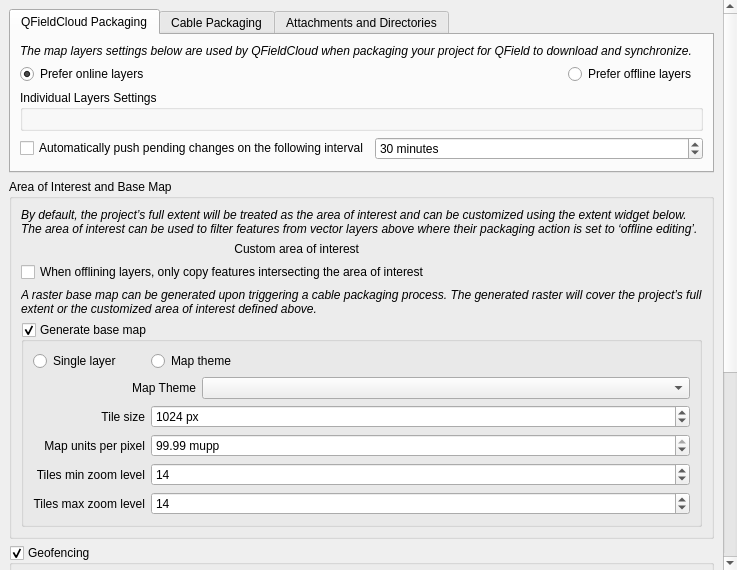
opengisch/qfieldsync, file qfieldsync/ui/project_configuration_widget.ui: the form before one commit.
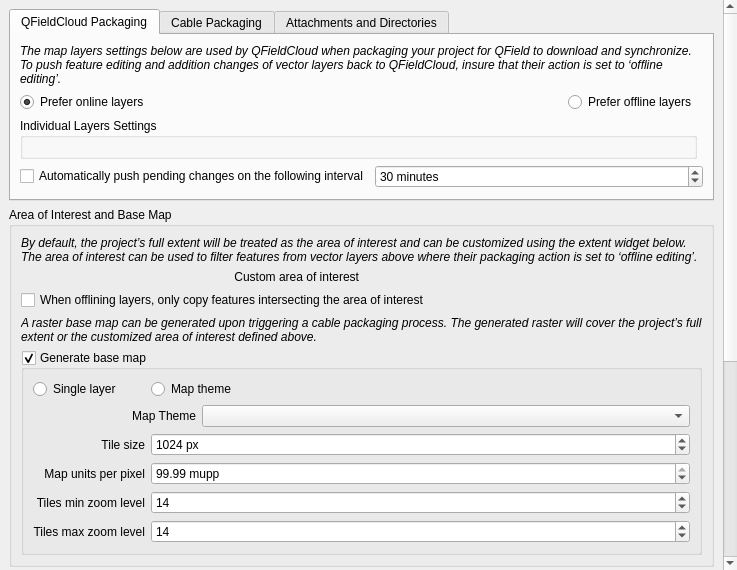
The form after the commit. Custom widgets are drawn as their Qt base class.

Commit message: Relocate the UUID helper to a more relevant location next to relation editor widget settings

```diff
--- a/qfieldsync/ui/project_configuration_widget.ui
+++ b/qfieldsync/ui/project_configuration_widget.ui
@@ -71,11 +71,11 @@
           <attribute name="title">
            <string>QFieldCloud Packaging</string>
           </attribute>
-          <layout class="QGridLayout" name="cloudExportLayout" columnstretch="1,0,0">
+          <layout class="QGridLayout" name="cloudExportLayout" columnstretch="1,0">
            <item row="0" column="0" colspan="2">
             <widget class="QLabel" name="cloudExportLabel">
              <property name="text">
-              <string>The map layers settings below are used by QFieldCloud when packaging your project for QField to download and synchronize.</string>
+              <string>The map layers settings below are used by QFieldCloud when packaging your project for QField to download and synchronize. To push feature editing and addition changes of vector layers back to QFieldCloud, insure that their action is set to ‘offline editing’.</string>
              </property>
              <property name="font">
               <font>
@@ -97,7 +97,7 @@
              </property>
             </widget>
            </item>
-           <item row="3" column="0" colspan="3">
+           <item row="3" column="0" colspan="2">
             <widget class="QgsCollapsibleGroupBox" name="cloudAdvancedSettings">
              <property name="title">
               <string>Individual Layers Settings</string>
```
The commit also changes 3 other files.
